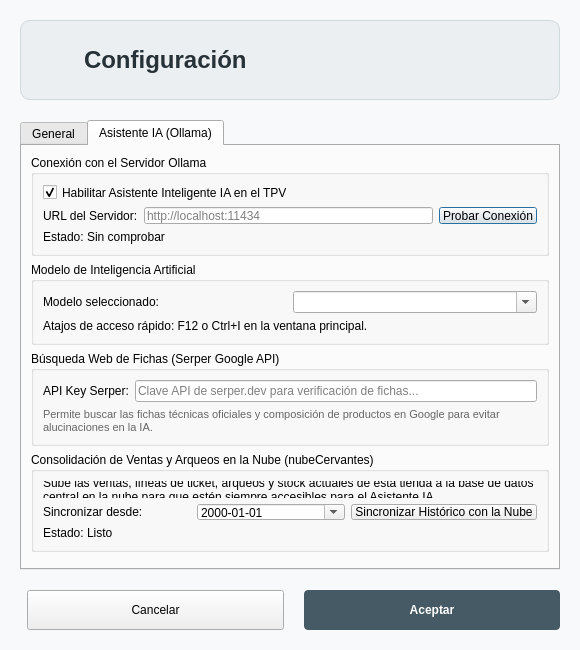
First picture: the form in configuracionotros.ui, repository Ladis72/tienda, before the edit.
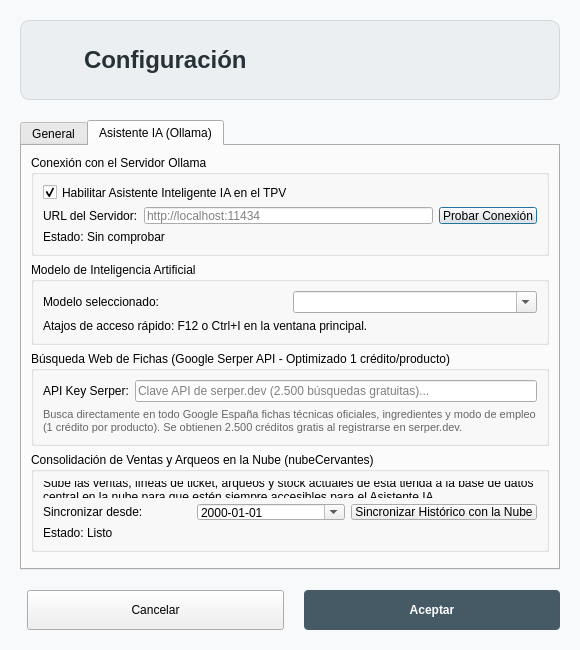
Second picture: the form after the edit. The open tabs and pages were chosen to show the change. Icons and pictures are not drawn.

Commit message: refactor: optimize Google Serper API queries to a single request per product

Patch:
```diff
--- a/configuracionotros.ui
+++ b/configuracionotros.ui
@@ -314,7 +314,7 @@
        <item>
         <widget class="QGroupBox" name="groupBoxSerper">
          <property name="title">
-          <string>Búsqueda Web de Fichas (Serper Google API)</string>
+          <string>Búsqueda Web de Fichas (Google Serper API - Optimizado 1 crédito/producto)</string>
          </property>
          <layout class="QVBoxLayout" name="verticalLayoutSerper">
           <item>
@@ -329,7 +329,7 @@
             <item>
              <widget class="QLineEdit" name="lineEditSerperKey">
               <property name="placeholderText">
-               <string>Clave API de serper.dev para verificación de fichas...</string>
+               <string>Clave API de serper.dev (2.500 búsquedas gratuitas)...</string>
               </property>
               <property name="echoMode">
                <enum>QLineEdit::EchoMode::PasswordEchoOnEdit</enum>
@@ -344,7 +344,7 @@
              <string notr="true">color: #666666; font-size: 11px;</string>
             </property>
             <property name="text">
-             <string>Permite buscar las fichas técnicas oficiales y composición de productos en Google para evitar alucinaciones en la IA.</string>
+             <string>Busca directamente en todo Google España fichas técnicas oficiales, ingredientes y modo de empleo (1 crédito por producto). Se obtienen 2.500 créditos gratis al registrarse en serper.dev.</string>
             </property>
             <property name="wordWrap">
              <bool>true</bool>
```
The commit also changes 2 other files.
